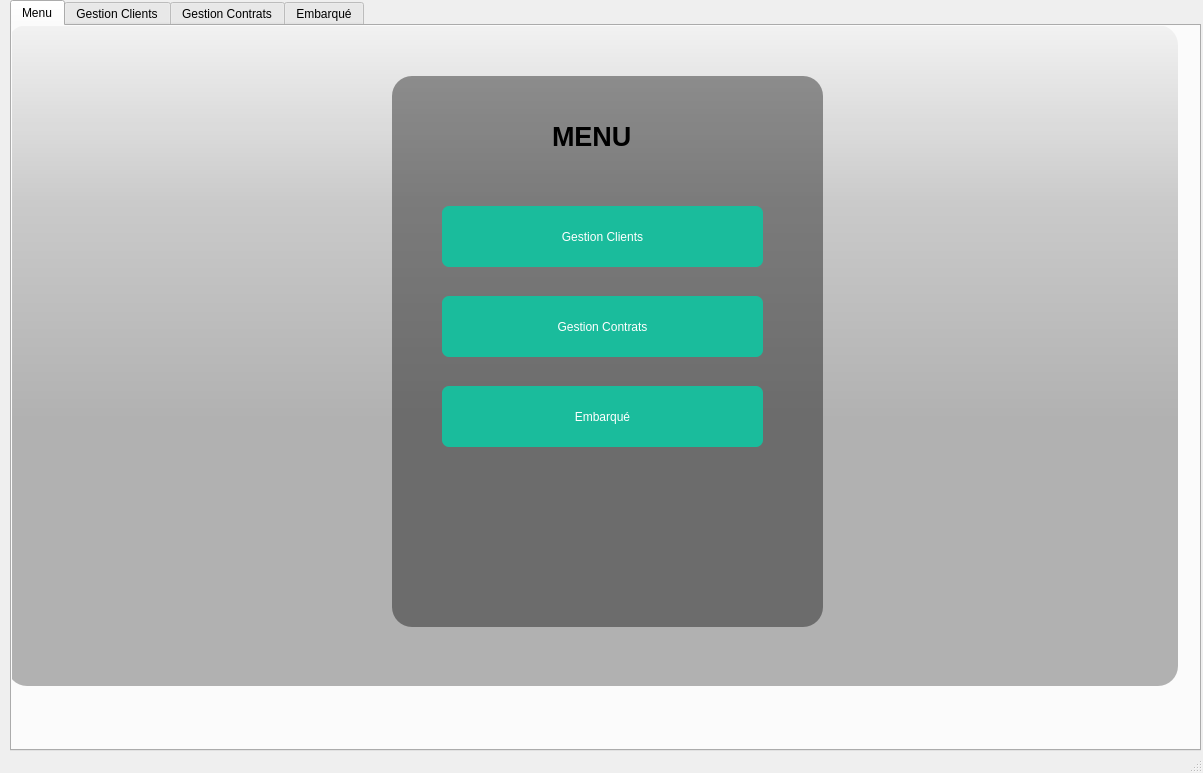
Before: the Qt Designer form mainwindow.ui in MaramBr/Smart-Real-Estate-2A9, drawn with Qt 5.
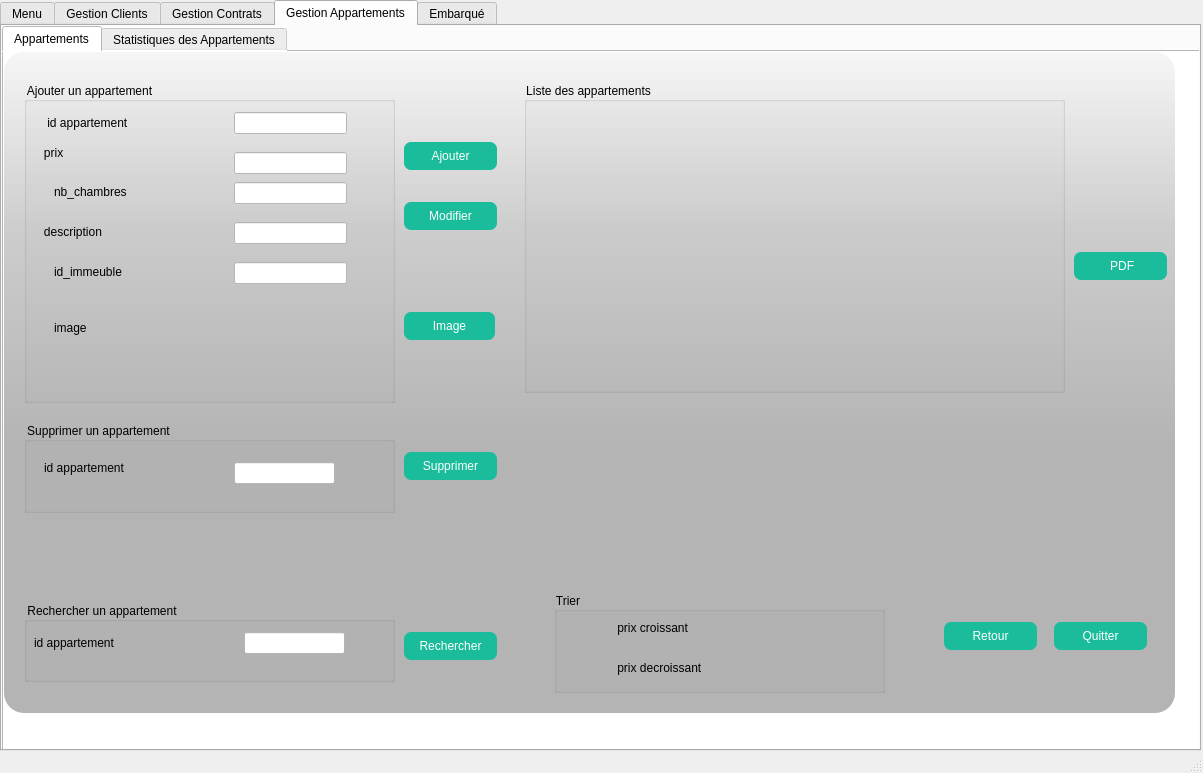
After: the same form once the commit is applied. The open tabs and pages were chosen to show the change. Icons and pictures are not drawn. Custom widgets are drawn as their Qt base class.

Patch:
```diff
--- a/mainwindow.ui
+++ b/mainwindow.ui
@@ -17,14 +17,14 @@
    <widget class="QTabWidget" name="tabWidget">
     <property name="geometry">
      <rect>
-      <x>10</x>
+      <x>0</x>
       <y>0</y>
-      <width>1191</width>
+      <width>1201</width>
       <height>751</height>
      </rect>
     </property>
     <property name="currentIndex">
-     <number>0</number>
+     <number>3</number>
     </property>
     <widget class="QWidget" name="tab">
      <attribute name="title">
@@ -187,7 +187,7 @@
        <property name="geometry">
         <rect>
          <x>470</x>
-         <y>380</y>
+         <y>470</y>
          <width>321</width>
          <height>61</height>
         </rect>
@@ -2121,6 +2121,814 @@
       </widget>
      </widget>
     </widget>
+    <widget class="QWidget" name="tab_12">
+     <attribute name="title">
+      <string>Gestion Appartements</string>
+     </attribute>
+     <widget class="QTabWidget" name="tab2">
+      <property name="geometry">
+       <rect>
+        <x>0</x>
+        <y>0</y>
+        <width>1291</width>
+        <height>731</height>
+       </rect>
+      </property>
+      <property name="styleSheet">
+       <string notr="true">
+background-color: rgb(255, 255, 255);</string>
+      </property>
+      <property name="currentIndex">
+       <number>1</number>
+      </property>
+      <widget class="QWidget" name="tab_13">
+       <attribute name="title">
+        <string>Appartements</string>
+       </attribute>
+       <widget class="QWidget" name="widget_8" native="true">
+        <property name="geometry">
+         <rect>
+          <x>-10</x>
+          <y>0</y>
+          <width>1281</width>
+          <height>741</height>
+         </rect>
+        </property>
+        <widget class="QLabel" name="label_3">
+         <property name="geometry">
+          <rect>
+           <x>10</x>
+           <y>0</y>
+           <width>1171</width>
+           <height>661</height>
+          </rect>
+         </property>
+         <property name="styleSheet">
+          <string notr="true">background-image: url(:/emm.jpg);
+border-radius:20px;</string>
+         </property>
+         <property name="text">
+          <string/>
+         </property>
+        </widget>
+        <widget class="QLabel" name="label_56">
+         <property name="geometry">
+          <rect>
+           <x>10</x>
+           <y>0</y>
+           <width>1171</width>
+           <height>661</height>
+          </rect>
+         </property>
+         <property name="styleSheet">
+          <string notr="true">background-color: qlineargradient(spread:pad,x1:0,y1:0,X2:0,y2:0.715909, stop:0 rgba(0,0,0,9), stop:0.375 rgba(0,0,0,50), stop:0.835227 rgba(0,0,0,75));
+border-radius:20px;</string>
+         </property>
+         <property name="text">
+          <string/>
+         </property>
+        </widget>
+        <widget class="QGroupBox" name="groupBox_4">
+         <property name="geometry">
+          <rect>
+           <x>30</x>
+           <y>30</y>
+           <width>371</width>
+           <height>321</height>
+          </rect>
+         </property>
+         <property name="styleSheet">
+          <string notr="true">font: 75 12pt &quot;MS Shell Dlg 2&quot;;
+background-color:transparent;</string>
+         </property>
+         <property name="title">
+          <string>Ajouter un appartement</string>
+         </property>
+         <widget class="QLineEdit" name="le_id">
+          <property name="geometry">
+           <rect>
+            <x>210</x>
+            <y>30</y>
+            <width>113</width>
+            <height>22</height>
+           </rect>
+          </property>
+          <property name="styleSheet">
+           <string notr="true">background-color: rgb(255, 255, 255);</string>
+          </property>
+         </widget>
+         <widget class="QLineEdit" name="le_description">
+          <property name="geometry">
+           <rect>
+            <x>210</x>
+            <y>140</y>
+            <width>113</width>
+            <height>22</height>
+           </rect>
+          </property>
+          <property name="styleSheet">
+           <string notr="true">background-color: rgb(255, 255, 255);</string>
+          </property>
+         </widget>
+         <widget class="QLineEdit" name="le_nbchambres">
+          <property name="geometry">
+           <rect>
+            <x>210</x>
+            <y>100</y>
+            <width>113</width>
+            <height>22</height>
+           </rect>
+          </property>
+          <property name="styleSheet">
+           <string notr="true">background-color: rgb(255, 255, 255);</string>
+          </property>
+         </widget>
+         <widget class="QLineEdit" name="le_prix">
+          <property name="geometry">
+           <rect>
+            <x>210</x>
+            <y>70</y>
+            <width>113</width>
+            <height>22</height>
+           </rect>
+          </property>
+          <property name="styleSheet">
+           <string notr="true">background-color: rgb(255, 255, 255);</string>
+          </property>
+         </widget>
+         <widget class="QLabel" name="label_8">
+          <property name="geometry">
+           <rect>
+            <x>20</x>
+            <y>30</y>
+            <width>161</width>
+            <height>21</height>
+           </rect>
+          </property>
+          <property name="text">
+           <string> id appartement</string>
+          </property>
+         </widget>
+         <widget class="QLabel" name="label_9">
+          <property name="geometry">
+           <rect>
+            <x>10</x>
+            <y>140</y>
+            <width>151</width>
+            <height>20</height>
+           </rect>
+          </property>
+          <property name="text">
+           <string>   description</string>
+          </property>
+         </widget>
+         <widget class="QLabel" name="label_10">
+          <property name="geometry">
+           <rect>
+            <x>10</x>
+            <y>60</y>
+            <width>111</width>
+            <height>21</height>
+           </rect>
+          </property>
+          <property name="text">
+           <string>   prix</string>
+          </property>
+         </widget>
+         <widget class="QLabel" name="label_11">
+          <property name="geometry">
+           <rect>
+            <x>30</x>
+            <y>100</y>
+            <width>131</width>
+            <height>20</height>
+           </rect>
+          </property>
+          <property name="text">
+           <string>nb_chambres</string>
+          </property>
+         </widget>
+         <widget class="QLabel" name="label_13">
+          <property name="geometry">
+           <rect>
+            <x>30</x>
+            <y>180</y>
+            <width>151</width>
+            <height>20</height>
+           </rect>
+          </property>
+          <property name="text">
+           <string>id_immeuble</string>
+          </property>
+         </widget>
+         <widget class="QLineEdit" name="le_id2">
+          <property name="geometry">
+           <rect>
+            <x>210</x>
+            <y>180</y>
+            <width>113</width>
+            <height>22</height>
+           </rect>
+          </property>
+          <property name="styleSheet">
+           <string notr="true">background-color: rgb(255, 255, 255);</string>
+          </property>
+         </widget>
+         <widget class="QLabel" name="le_image">
+          <property name="geometry">
+           <rect>
+            <x>150</x>
+            <y>230</y>
+            <width>201</width>
+            <height>31</height>
+           </rect>
+          </property>
+          <property name="text">
+           <string/>
+          </property>
+         </widget>
+         <widget class="QLabel" name="le_image_4">
+          <property name="geometry">
+           <rect>
+            <x>30</x>
+            <y>210</y>
+            <width>91</width>
+            <height>71</height>
+           </rect>
+          </property>
+          <property name="text">
+           <string>image</string>
+          </property>
+         </widget>
+        </widget>
+        <widget class="QPushButton" name="ajouter_appartement">
+         <property name="geometry">
+          <rect>
+           <x>410</x>
+           <y>90</y>
+           <width>93</width>
+           <height>28</height>
+          </rect>
+         </property>
+         <property name="styleSheet">
+          <string notr="true">QPushButton
+{
+background-color: rgb(26, 188, 156);
+
+color: #ffffff;
+border-radius:7px;
+font: 75 11pt &quot;MS Shell Dlg 2&quot;;
+}
+QPushButton:hover
+{
+background-color: rgb(16, 168, 136);
+}
+
+QPushButton:pressed
+{
+background-color: rgb(6, 150, 110);
+}</string>
+         </property>
+         <property name="text">
+          <string>Ajouter</string>
+         </property>
+        </widget>
+        <widget class="QPushButton" name="modifier_appartement">
+         <property name="geometry">
+          <rect>
+           <x>410</x>
+           <y>150</y>
+           <width>93</width>
+           <height>28</height>
+          </rect>
+         </property>
+         <property name="styleSheet">
+          <string notr="true">QPushButton
+{
+background-color: rgb(26, 188, 156);
+
+color: #ffffff;
+border-radius:7px;
+font: 75 11pt &quot;MS Shell Dlg 2&quot;;
+}
+QPushButton:hover
+{
+background-color: rgb(16, 168, 136);
+}
+
+QPushButton:pressed
+{
+background-color: rgb(6, 150, 110);
+}</string>
+         </property>
+         <property name="text">
+          <string>Modifier</string>
+         </property>
+        </widget>
+        <widget class="QPushButton" name="pushButton_10">
+         <property name="geometry">
+          <rect>
+           <x>410</x>
+           <y>260</y>
+           <width>91</width>
+           <height>28</height>
+          </rect>
+         </property>
+         <property name="styleSheet">
+          <string notr="true">QPushButton
+{
+background-color: rgb(26, 188, 156);
+
+color: #ffffff;
+border-radius:7px;
+font: 75 11pt &quot;MS Shell Dlg 2&quot;;
+}
+QPushButton:hover
+{
+background-color: rgb(16, 168, 136);
+}
+
+QPushButton:pressed
+{
+background-color: rgb(6, 150, 110);
+}</string>
+         </property>
+         <property name="text">
+          <string>Image</string>
+         </property>
+        </widget>
+        <widget class="QGroupBox" name="groupBox_12">
+         <property name="geometry">
+          <rect>
+           <x>30</x>
+           <y>370</y>
+           <width>371</width>
+           <height>91</height>
+          </rect>
+         </property>
+         <property name="styleSheet">
+          <string notr="true">font: 75 12pt &quot;MS Shell Dlg 2&quot;;
+background-color:transparent;</string>
+         </property>
+         <property name="title">
+          <string>Supprimer un appartement</string>
+         </property>
+         <widget class="QLineEdit" name="id_supp">
+          <property name="geometry">
+           <rect>
+            <x>210</x>
+            <y>40</y>
+            <width>101</width>
+            <height>22</height>
+           </rect>
+          </property>
+          <property name="styleSheet">
+           <string notr="true">background-color: rgb(255, 255, 255);</string>
+          </property>
+         </widget>
+         <widget class="QLabel" name="id3_2">
+          <property name="geometry">
+           <rect>
+            <x>20</x>
+            <y>30</y>
+            <width>181</width>
+            <height>31</height>
+           </rect>
+          </property>
+          <property name="text">
+           <string>id appartement</string>
+          </property>
+         </widget>
+        </widget>
+        <widget class="QPushButton" name="supprimer_appartement">
+         <property name="geometry">
+          <rect>
+           <x>410</x>
+           <y>400</y>
+           <width>93</width>
+           <height>28</height>
+          </rect>
+         </property>
+         <property name="styleSheet">
+          <string notr="true">QPushButton
+{
+background-color: rgb(26, 188, 156);
+
+color: #ffffff;
+border-radius:7px;
+font: 75 11pt &quot;MS Shell Dlg 2&quot;;
+}
+QPushButton:hover
+{
+background-color: rgb(16, 168, 136);
+}
+
+QPushButton:pressed
+{
+background-color: rgb(6, 150, 110);
+}</string>
+         </property>
+         <property name="text">
+          <string>Supprimer</string>
+         </property>
+        </widget>
+        <widget class="QGroupBox" name="groupBox_13">
+         <property name="geometry">
+          <rect>
+           <x>30</x>
+           <y>550</y>
+           <width>371</width>
+           <height>80</height>
+          </rect>
+         </property>
+         <property name="styleSheet">
+          <string notr="true">font: 75 12pt &quot;MS Shell Dlg 2&quot;;
+background-color:transparent;</string>
+         </property>
+         <property name="title">
+          <string>Rechercher un appartement</string>
+         </property>
+         <widget class="QLabel" name="label_30">
+          <property name="geometry">
+           <rect>
+            <x>10</x>
+            <y>30</y>
+            <width>151</width>
+            <height>21</height>
+           </rect>
+          </property>
+          <property name="styleSheet">
+           <string notr="true"/>
+          </property>
+          <property name="text">
+           <string>id appartement</string>
+          </property>
+         </widget>
+         <widget class="QLineEdit" name="id_rech">
+          <property name="geometry">
+           <rect>
+            <x>220</x>
+            <y>30</y>
+            <width>101</width>
+            <height>22</height>
+           </rect>
+          </property>
+          <property name="styleSheet">
+           <string notr="true">background-color: rgb(255, 255, 255);</string>
+          </property>
+         </widget>
+        </widget>
+        <widget class="QPushButton" name="rech_appartement">
+         <property name="geometry">
+          <rect>
+           <x>410</x>
+           <y>580</y>
+           <width>93</width>
+           <height>28</height>
+          </rect>
+         </property>
+         <property name="styleSheet">
+          <string notr="true">QPushButton
+{
+background-color: rgb(26, 188, 156);
+
+color: #ffffff;
+border-radius:7px;
+font: 75 11pt &quot;MS Shell Dlg 2&quot;;
+}
+QPushButton:hover
+{
+background-color: rgb(16, 168, 136);
+}
+
+QPushButton:pressed
+{
+background-color: rgb(6, 150, 110);
+}</string>
+         </property>
+         <property name="text">
+          <string>Rechercher</string>
+         </property>
+        </widget>
+        <widget class="QGroupBox" name="groupBox_8">
+         <property name="geometry">
+          <rect>
+           <x>530</x>
+           <y>30</y>
+           <width>541</width>
+           <height>311</height>
+          </rect>
+         </property>
+         <property name="styleSheet">
+          <string notr="true">font: 75 12pt &quot;MS Shell Dlg 2&quot;;
+background-color:transparent;</string>
+         </property>
+         <property name="title">
+          <string>Liste des appartements</string>
+         </property>
+         <widget class="QTableView" name="tab_appartement">
+          <property name="geometry">
+           <rect>
+            <x>10</x>
+            <y>30</y>
+            <width>521</width>
+            <height>271</height>
+           </rect>
+          </property>
+         </widget>
+        </widget>
+        <widget class="QPushButton" name="pdf">
+         <property name="geometry">
+          <rect>
+           <x>1080</x>
+           <y>200</y>
+           <width>93</width>
+           <height>28</height>
+          </rect>
+         </property>
+         <property name="styleSheet">
+          <string notr="true">QPushButton
+{
+background-color: rgb(26, 188, 156);
+
+color: #ffffff;
+border-radius:7px;
+font: 75 11pt &quot;MS Shell Dlg 2&quot;;
+}
+QPushButton:hover
+{
+background-color: rgb(16, 168, 136);
+}
+
+QPushButton:pressed
+{
+background-color: rgb(6, 150, 110);
+}</string>
+         </property>
+         <property name="text">
+          <string> PDF</string>
+         </property>
+        </widget>
+        <widget class="QGroupBox" name="groupBox_14">
+         <property name="geometry">
+          <rect>
+           <x>560</x>
+           <y>540</y>
+           <width>331</width>
+           <height>101</height>
+          </rect>
+         </property>
+         <property name="styleSheet">
+          <string notr="true">font: 75 12pt &quot;MS Shell Dlg 2&quot;;
+background-color:transparent;</string>
+         </property>
+         <property name="title">
+          <string>Trier</string>
+         </property>
+         <widget class="QRadioButton" name="radioButton_7">
+          <property name="geometry">
+           <rect>
+            <x>30</x>
+            <y>20</y>
+            <width>181</width>
+            <height>31</height>
+           </rect>
+          </property>
+          <property name="text">
+           <string>    prix croissant</string>
+          </property>
+         </widget>
+         <widget class="QRadioButton" name="radioButton_8">
+          <property name="geometry">
+           <rect>
+            <x>30</x>
+            <y>60</y>
+            <width>191</width>
+            <height>31</height>
+           </rect>
+          </property>
+          <property name="text">
+           <string>    prix decroissant</string>
+          </property>
+         </widget>
+         <widget class="QLabel" name="label_24">
+          <property name="geometry">
+           <rect>
+            <x>110</x>
+            <y>110</y>
+            <width>56</width>
+            <height>16</height>
+           </rect>
+          </property>
+          <property name="text">
+           <string/>
+          </property>
+         </widget>
+         <widget class="QLabel" name="label_53">
+          <property name="geometry">
+           <rect>
+            <x>240</x>
+            <y>110</y>
+            <width>81</width>
+            <height>20</height>
+           </rect>
+          </property>
+          <property name="text">
+           <string/>
+          </property>
+         </widget>
+        </widget>
+        <widget class="QPushButton" name="quitter">
+         <property name="geometry">
+          <rect>
+           <x>1060</x>
+           <y>570</y>
+           <width>93</width>
+           <height>28</height>
+          </rect>
+         </property>
+         <property name="styleSheet">
+          <string notr="true">QPushButton
+{
+background-color: rgb(26, 188, 156);
+
+color: #ffffff;
+border-radius:7px;
+font: 75 11pt &quot;MS Shell Dlg 2&quot;;
+}
+QPushButton:hover
+{
+background-color: rgb(16, 168, 136);
+}
+
+QPushButton:pressed
+{
+background-color: rgb(6, 150, 110);
+}</string>
+         </property>
+         <property name="text">
+          <string>Quitter</string>
+         </property>
+        </widget>
+        <widget class="QPushButton" name="retour_5">
+         <property name="geometry">
+          <rect>
+           <x>950</x>
+           <y>570</y>
+           <width>93</width>
+           <height>28</height>
+          </rect>
+         </property>
+         <property name="styleSheet">
+          <string notr="true">QPushButton
+{
+background-color: rgb(26, 188, 156);
+
+color: #ffffff;
+border-radius:7px;
+font: 75 11pt &quot;MS Shell Dlg 2&quot;;
+}
+QPushButton:hover
+{
+background-color: rgb(16, 168, 136);
+}
+
+QPushButton:pressed
+{
+background-color: rgb(6, 150, 110);
+}</string>
+         </property>
+         <property name="text">
+          <string>Retour</string>
+         </property>
+        </widget>
+       </widget>
+      </widget>
+      <widget class="QWidget" name="tab_14">
+       <attribute name="title">
+        <string>Statistiques des Appartements</string>
+       </attribute>
+       <widget class="QWidget" name="MainWindow_6" native="true">
+        <property name="geometry">
+         <rect>
+          <x>-10</x>
+          <y>-50</y>
+          <width>1281</width>
+          <height>701</height>
+         </rect>
+        </property>
+        <property name="focusPolicy">
+         <enum>Qt::NoFocus</enum>
+        </property>
+        <property name="contextMenuPolicy">
+         <enum>Qt::DefaultContextMenu</enum>
+        </property>
+        <widget class="QLabel" name="label_54">
+         <property name="geometry">
+          <rect>
+           <x>10</x>
+           <y>50</y>
+           <width>1171</width>
+           <height>641</height>
+          </rect>
+         </property>
+         <property name="toolTipDuration">
+          <number>-9</number>
+         </property>
+         <property name="styleSheet">
+          <string notr="true">background-image: url(:/emm.jpg);
+border-radius:20px;</string>
+         </property>
+         <property name="text">
+          <string/>
+         </property>
+        </widget>
+        <widget class="QLabel" name="label_55">
+         <property name="geometry">
+          <rect>
+           <x>10</x>
+           <y>50</y>
+           <width>1171</width>
+           <height>641</height>
+          </rect>
+         </property>
+         <property name="toolTipDuration">
+          <number>-9</number>
+         </property>
+         <property name="styleSheet">
+          <string notr="true">background-color: qlineargradient(spread:pad,x1:0,y1:0,X2:0,y2:0.715909, stop:0 rgba(0,0,0,9), stop:0.375 rgba(0,0,0,50), stop:0.835227 rgba(0,0,0,75));
+border-radius:20px;</string>
+         </property>
+         <property name="text">
+          <string/>
+         </property>
+        </widget>
+        <widget class="QGroupBox" name="groupBox_5">
+         <property name="geometry">
+          <rect>
+           <x>20</x>
+           <y>60</y>
+           <width>1141</width>
+           <height>491</height>
+          </rect>
+         </property>
+         <property name="styleSheet">
+          <string notr="true">font: 75 12pt &quot;MS Shell Dlg 2&quot;;
+background-color: transparent;</string>
+         </property>
+         <property name="title">
+          <string>Statistique Appartements</string>
+         </property>
+         <widget class="QCustomPlot" name="widget_9" native="true">
+          <property name="geometry">
+           <rect>
+            <x>170</x>
+            <y>40</y>
+            <width>801</width>
+            <height>421</height>
+           </rect>
+          </property>
+         </widget>
+        </widget>
+        <widget class="QPushButton" name="stattype_3">
+         <property name="geometry">
+          <rect>
+           <x>430</x>
+           <y>590</y>
+           <width>301</width>
+           <height>51</height>
+          </rect>
+         </property>
+         <property name="styleSheet">
+          <string notr="true">
+
+QPushButton
+{
+background-color: rgb(26, 188, 156);
+
+color: #ffffff;
+border-radius:7px;
+font: 75 10pt &quot;MS Shell Dlg 2&quot;;
+}
+QPushButton:hover
+{
+background-color: rgb(16, 168, 136);
+}
+
+QPushButton:pressed
+{
+background-color: rgb(6, 150, 110);
+}
+</string>
+         </property>
+         <property name="text">
+          <string>Statistique des appartements</string>
+         </property>
+        </widget>
+       </widget>
+      </widget>
+     </widget>
+    </widget>
     <widget class="QWidget" name="tab_6">
      <attribute name="title">
       <string>Embarqué</string>
```
Left out of the diff: 37 changed lines with no effect on the pictures.
